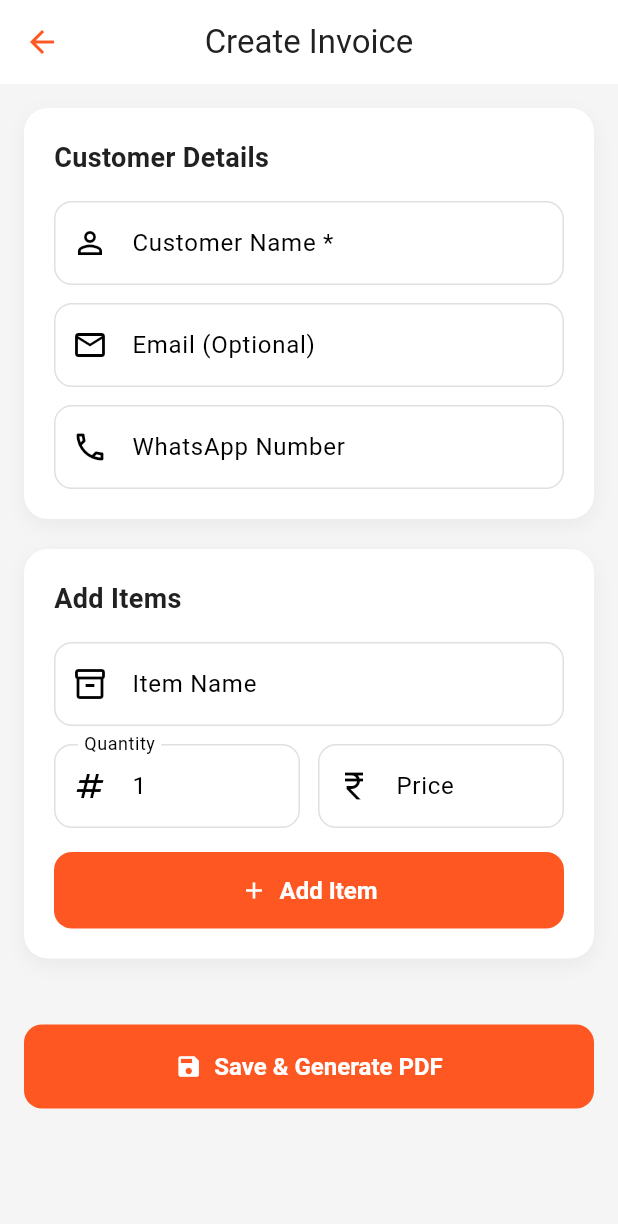
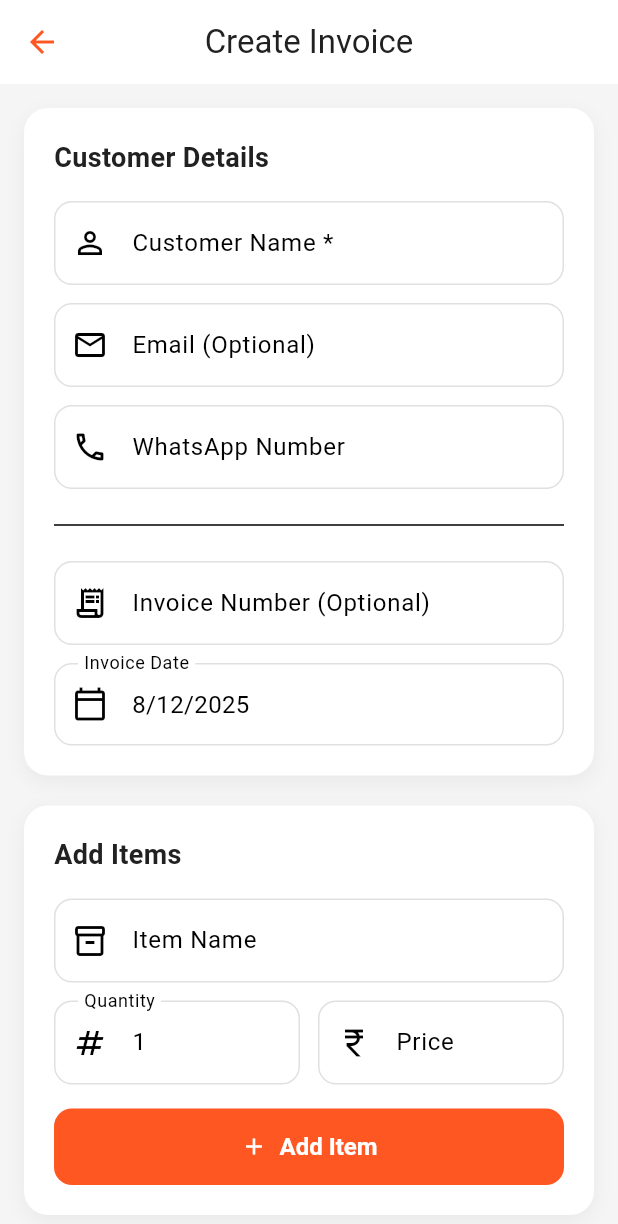
Before and after one commit to AdilAnwar21/CascoAccessoriesBillingApplication, a Flutter app: the CreateBillScreen screen opened directly, on a phone screen of 412 x 824 dp. Shown: the top 1224 px of the screen. Run offline on Flutter 3.47's test engine with Material 3 defaults, Android fonts, the phone set to English and light mode, and no system bars; our stand-ins replace file_picker, hive, hive_flutter, pdf, permission_handler, printing; accounts and stored records are empty.

Commit message:
feat: Introduce invoice number and date picker functionality, enhance PDF invoice layout, and update company logo.

```diff
--- a/lib/models/bill.dart
+++ b/lib/models/bill.dart
@@ -29,6 +29,9 @@ class Bill {
   @HiveField(7)
   final String whatsappNumber;
 
+  @HiveField(8)
+  final String invoiceNumber;
+
   Bill({
     required this.id,
     required this.customerName,
@@ -38,6 +41,7 @@ class Bill {
     required this.gstPercent,
     required this.sgstPercent,
     required this.whatsappNumber,
+    required this.invoiceNumber,
   });
 
   double get subtotal => items.fold(0.0, (s, it) => s + it.total);
@@ -54,6 +58,7 @@ class Bill {
         'gstPercent': gstPercent,
         'sgstPercent': sgstPercent,
         'whatsappNumber': whatsappNumber,
+        'invoiceNumber': invoiceNumber,
         'subtotal': subtotal,
         'gstAmount': gstAmount,
         'sgstAmount': sgstAmount,
@@ -69,6 +74,7 @@ class Bill {
         'gstPercent': gstPercent,
         'sgstPercent': sgstPercent,
         'whatsappNumber': whatsappNumber,
+        'invoiceNumber': invoiceNumber,
       };
 
   static Bill fromJson(Map<String, dynamic> json) {
@@ -84,6 +90,7 @@ class Bill {
       gstPercent: (json['gstPercent'] ?? 0.0).toDouble(),
       sgstPercent: (json['sgstPercent'] ?? 0.0).toDouble(),
       whatsappNumber: json['whatsappNumber'] ?? '',
+      invoiceNumber: json['invoiceNumber'] ?? '',
     );
   }
 }
--- a/lib/screens/create_bill_screen.dart
+++ b/lib/screens/create_bill_screen.dart
@@ -18,10 +18,12 @@ class _CreateBillScreenState extends State<CreateBillScreen> {
   final _name = TextEditingController();
   final _email = TextEditingController();
   final _whatsapp = TextEditingController();
+  final _invoiceNumber = TextEditingController();
   final _itemName = TextEditingController();
   final _qty = TextEditingController(text: '1');
   final _price = TextEditingController();
   bool _loading = false;
+  DateTime _selectedDate = DateTime.now();
 
   void _addItem() {
     final n = _itemName.text.trim();
@@ -149,10 +151,13 @@ class _CreateBillScreenState extends State<CreateBillScreen> {
         customerName: _name.text.trim(),
         customerEmail: _email.text.trim(),
         whatsappNumber: _whatsapp.text.trim(),
-        date: DateTime.now(),
+        date: _selectedDate,
         items: items,
         gstPercent: gst,
         sgstPercent: sgst,
+        invoiceNumber: _invoiceNumber.text.trim().isEmpty
+            ? 'INV-${DateTime.now().millisecondsSinceEpoch.toString().substring(7)}'
+            : _invoiceNumber.text.trim(),
       );
 
       await prov.addBill(bill);
@@ -258,6 +263,47 @@ class _CreateBillScreenState extends State<CreateBillScreen> {
                       labelText: 'WhatsApp Number',
                       hintText: 'Enter WhatsApp number',
                       prefixIcon: Icon(Icons.phone_outlined),
+                    ),
+                  ),
+                  const SizedBox(height: 16),
+                  const Divider(),
+                  const SizedBox(height: 16),
+
+                  // Invoice Number
+                  TextField(
+                    controller: _invoiceNumber,
+                    decoration: const InputDecoration(
+                      labelText: 'Invoice Number (Optional)',
+                      hintText: 'Auto-generated if empty',
+                      prefixIcon: Icon(Icons.receipt_long_outlined),
+                    ),
+                  ),
+                  const SizedBox(height: 12),
+
+                  // Date Picker
+                  InkWell(
+                    onTap: () async {
+                      final picked = await showDatePicker(
+                        context: context,
+                        initialDate: _selectedDate,
+                        firstDate: DateTime(2020),
+                        lastDate: DateTime(2100),
+                      );
+                      if (picked != null) {
+                        setState(() {
+                          _selectedDate = picked;
+                        });
+                      }
+                    },
+                    child: InputDecorator(
+                      decoration: const InputDecoration(
+                        labelText: 'Invoice Date',
+                        prefixIcon: Icon(Icons.calendar_today_outlined),
+                      ),
+                      child: Text(
+                        '${_selectedDate.day}/${_selectedDate.month}/${_selectedDate.year}',
+                        style: const TextStyle(fontSize: 16),
+                      ),
                     ),
                   ),
                 ],
--- a/lib/screens/edit_bill_screen.dart
+++ b/lib/screens/edit_bill_screen.dart
@@ -162,6 +162,7 @@ class _EditBillScreenState extends State<EditBillScreen> {
         items: items,
         gstPercent: widget.bill.gstPercent,
         sgstPercent: widget.bill.sgstPercent,
+        invoiceNumber: widget.bill.invoiceNumber,
       );
 
       await prov.updateBill(updatedBill);
```
Also changed, not shown: lib/services/pdf_service.dart (+24 -8 lines), lib/models/bill.g.dart, 2 other files.
